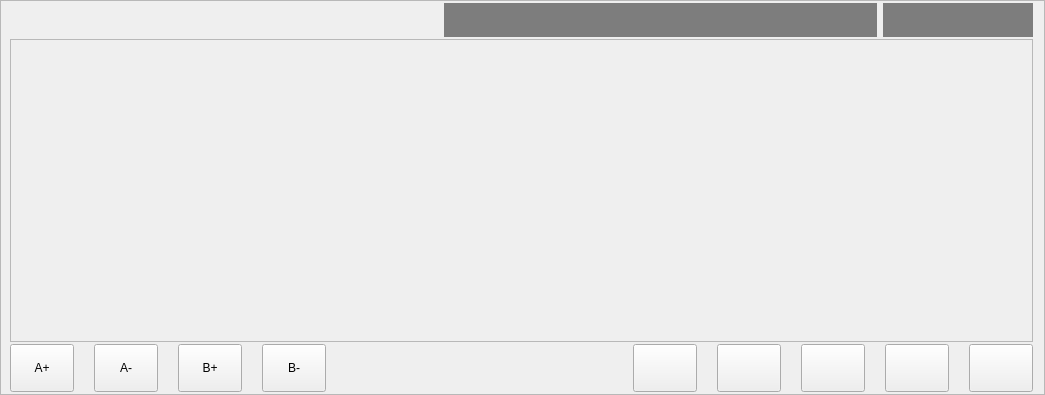
This is hcmanualoperation/ichcmanualoperationpageframe.ui in GaussCheng/2-5AxisPunch as Qt 5 draws it before an edit. The edited form follows.
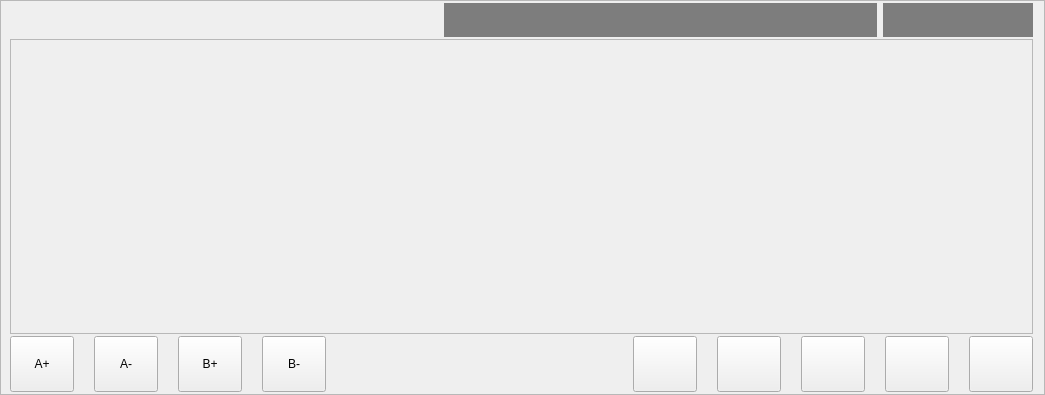
This is the edited form.

```diff
--- a/hcmanualoperation/ichcmanualoperationpageframe.ui
+++ b/hcmanualoperation/ichcmanualoperationpageframe.ui
@@ -237,6 +237,9 @@
        <property name="acceptDrops">
         <bool>false</bool>
        </property>
+       <property name="styleSheet">
+        <string notr="true">height:48px;</string>
+       </property>
        <property name="text">
         <string/>
        </property>
@@ -277,6 +280,9 @@
        <property name="acceptDrops">
         <bool>false</bool>
        </property>
+       <property name="styleSheet">
+        <string notr="true">height:48px</string>
+       </property>
        <property name="text">
         <string/>
        </property>
@@ -314,6 +320,9 @@
        <property name="acceptDrops">
         <bool>false</bool>
        </property>
+       <property name="styleSheet">
+        <string notr="true">height:48px</string>
+       </property>
        <property name="text">
         <string/>
        </property>
@@ -348,6 +357,9 @@
          <height>0</height>
         </size>
        </property>
+       <property name="styleSheet">
+        <string notr="true">height:48px</string>
+       </property>
        <property name="text">
         <string/>
        </property>
@@ -379,6 +391,9 @@
          <height>0</height>
         </size>
        </property>
+       <property name="styleSheet">
+        <string notr="true">height:48px</string>
+       </property>
        <property name="text">
         <string/>
        </property>
```
